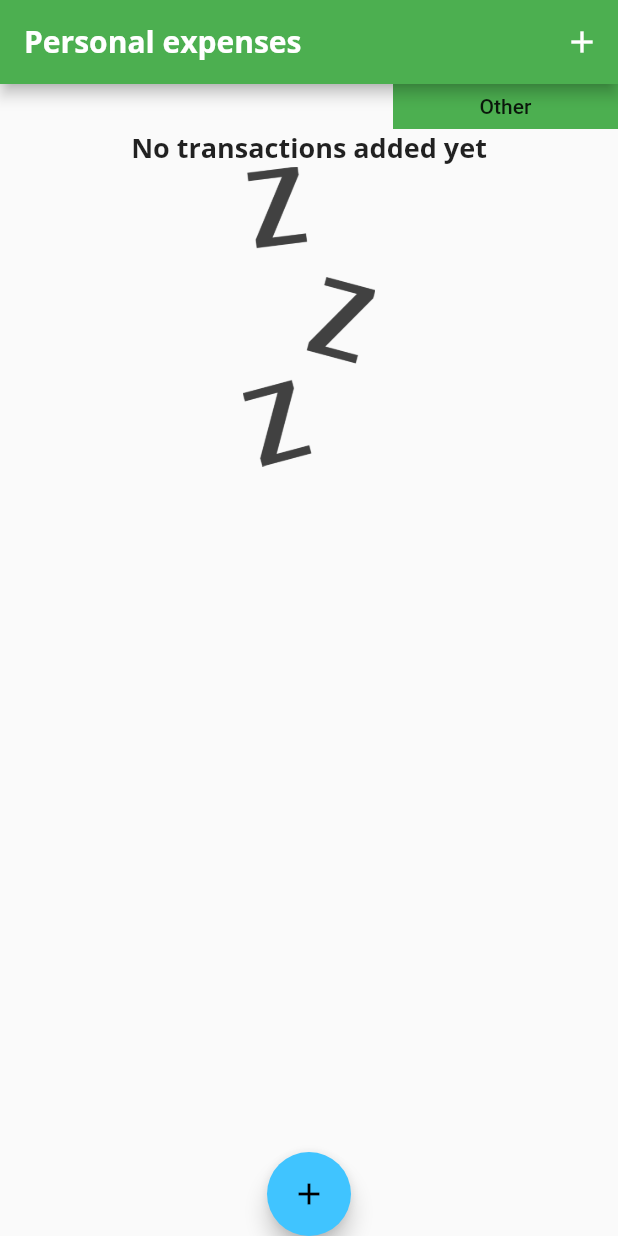
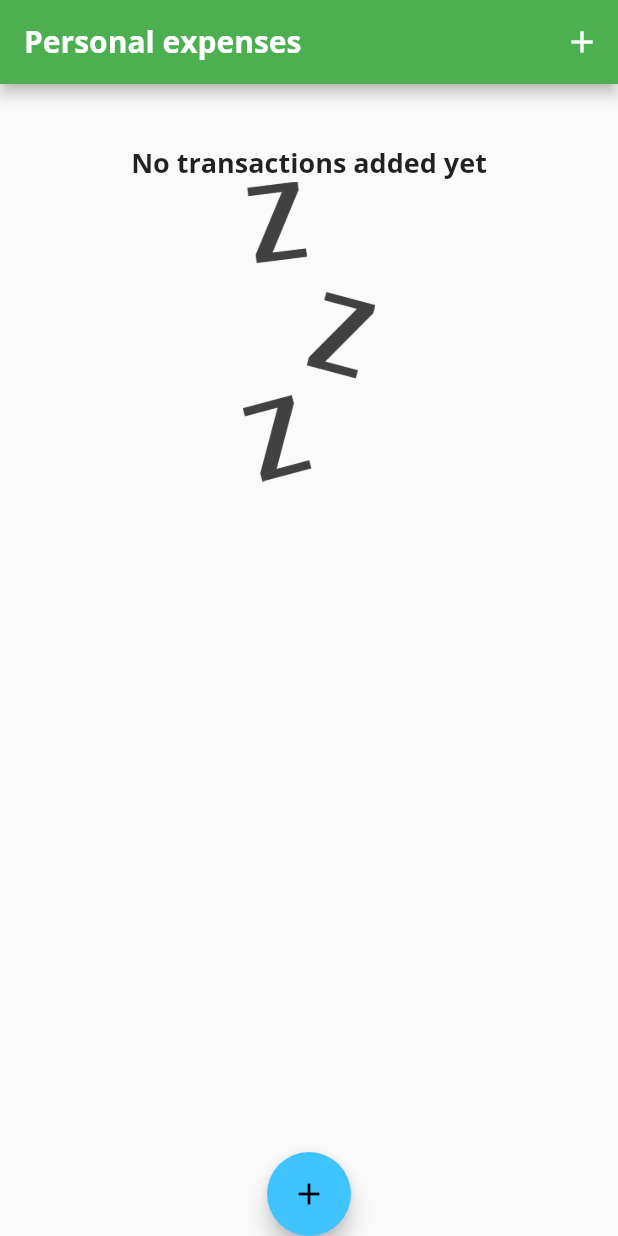
Before and after one commit to asergejs/flutter_learning_expenses_app, a Flutter app: the screen it shows after launch, on a phone screen of 412 x 824 dp. Run offline on Flutter 3.47's test engine with Material 2 defaults, Android fonts, the phone set to English and light mode, and no system bars.

```diff
--- a/lib/main.dart
+++ b/lib/main.dart
@@ -1,3 +1,4 @@
+import 'package:expenses/widgets/chart.dart';
 import 'package:expenses/widgets/new_transaction.dart';
 import 'package:expenses/widgets/transaction_list.dart';
 import 'package:expenses/models/transaction.dart';
@@ -51,6 +52,12 @@ class _MyHomePageState extends State<MyHomePage> {
     // Transaction(id: 't9', title: 'car', amount: 177.7, date: DateTime.now()),
   ];
 
+  List<Transaction> get _recentTransactions {
+    return _userTransactions.where((tx) {
+      return tx.date.isAfter(DateTime.now().subtract(Duration(days: 7)));
+    }).toList();
+  } //100
+
   void _addTransaction(String title, double amount) {
     final newTx = Transaction(
         title: title,
@@ -89,17 +96,7 @@ class _MyHomePageState extends State<MyHomePage> {
           mainAxisAlignment: MainAxisAlignment.start,
           crossAxisAlignment: CrossAxisAlignment.center,
           children: <Widget>[
-            Row(mainAxisAlignment: MainAxisAlignment.end, children: <Widget>[
-              Container(
-                height: 30,
-                width: 150,
-                color: Colors.green,
-                child: FlatButton(
-                  onPressed: () {},
-                  child: Text('Other'),
-                ),
-              )
-            ]),
+            Chart(_recentTransactions),
             TransactionList(_userTransactions)
           ],
         ),
--- /dev/null
+++ b/lib/widgets/chart.dart
@@ -0,0 +1,39 @@
+import 'package:flutter/material.dart';
+import 'package:intl/intl.dart';
+import '../models/transaction.dart';
+
+class Chart extends StatelessWidget {
+
+  final List<Transaction> recentTransactions;
+
+  Chart(this.recentTransactions);
+
+  List<Map<String, Object>> get groupedTransactionValues {
+    return List.generate(7, (index) {
+      final weekDay = DateTime.now().subtract(Duration(days: index),); //98
+      double totalSum = 0.0;
+
+      for (var i = 0; i < recentTransactions.length; i++) {
+        if (recentTransactions[i].date.day == weekDay.day &&
+            recentTransactions[i].date.month == weekDay.month &&
+            recentTransactions[i].date.year == weekDay.year) {
+          totalSum += recentTransactions[i].amount;
+        }
+      }
+
+      return {'day': DateFormat.E().format(weekDay), 'amount': 9.99}; //98,100(5:33)
+    });
+  } //98
+
+  @override
+  Widget build(BuildContext context) {
+    print(groupedTransactionValues);
+    return Card(
+      elevation: 6,
+      margin: EdgeInsets.all(20),
+      child: Row(
+        children: <Widget>[],
+      ),
+    );
+  }
+}
```
